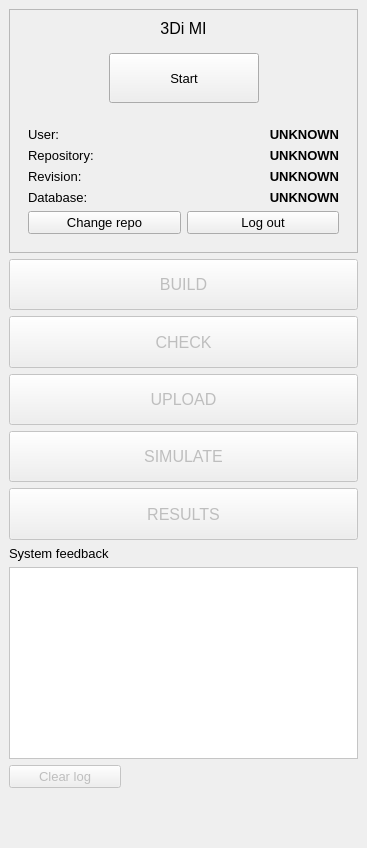
nens/threedi-api-qgis-client, file threedi_api_qgis_client/threedi_api_qgis_client_dockwidget_base.ui: the form before one commit.
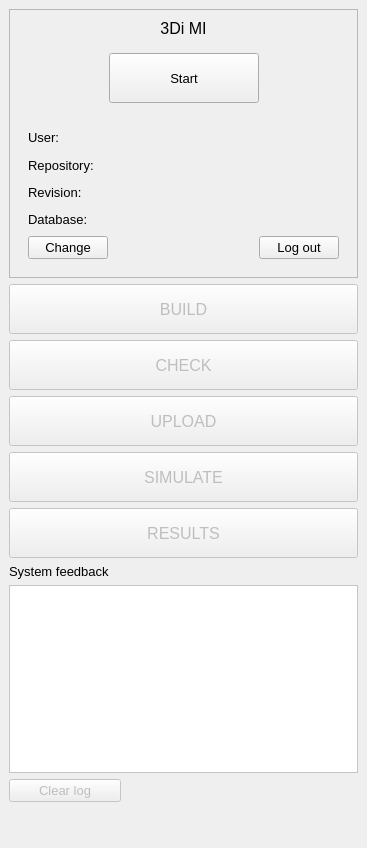
The form after the commit. Icons and pictures are not drawn.

```diff
--- a/threedi_api_qgis_client/threedi_api_qgis_client_dockwidget_base.ui
+++ b/threedi_api_qgis_client/threedi_api_qgis_client_dockwidget_base.ui
@@ -45,7 +45,7 @@
       <property name="minimumSize">
        <size>
         <width>0</width>
-        <height>0</height>
+        <height>50</height>
        </size>
       </property>
       <property name="font">
@@ -119,7 +119,7 @@
       <property name="minimumSize">
        <size>
         <width>0</width>
-        <height>0</height>
+        <height>50</height>
        </size>
       </property>
       <property name="font">
@@ -159,7 +159,7 @@
       <property name="minimumSize">
        <size>
         <width>0</width>
-        <height>0</height>
+        <height>50</height>
        </size>
       </property>
       <property name="font">
@@ -202,7 +202,7 @@
       <property name="minimumSize">
        <size>
         <width>0</width>
-        <height>0</height>
+        <height>50</height>
        </size>
       </property>
       <property name="font">
@@ -248,10 +248,52 @@
          <property name="minimumSize">
           <size>
            <width>0</width>
-           <height>0</height>
+           <height>150</height>
           </size>
          </property>
          <layout class="QGridLayout" name="gridLayout_3">
+          <item row="1" column="2">
+           <widget class="QLabel" name="label_repo">
+            <property name="font">
+             <font>
+              <weight>75</weight>
+              <bold>true</bold>
+             </font>
+            </property>
+            <property name="text">
+             <string/>
+            </property>
+            <property name="alignment">
+             <set>Qt::AlignRight|Qt::AlignTrailing|Qt::AlignVCenter</set>
+            </property>
+           </widget>
+          </item>
+          <item row="0" column="2">
+           <widget class="QLabel" name="label_user">
+            <property name="font">
+             <font>
+              <weight>75</weight>
+              <bold>true</bold>
+             </font>
+            </property>
+            <property name="layoutDirection">
+             <enum>Qt::LeftToRight</enum>
+            </property>
+            <property name="text">
+             <string/>
+            </property>
+            <property name="alignment">
+             <set>Qt::AlignRight|Qt::AlignTrailing|Qt::AlignVCenter</set>
+            </property>
+           </widget>
+          </item>
+          <item row="1" column="0">
+           <widget class="QLabel" name="label_2">
+            <property name="text">
+             <string>Repository:</string>
+            </property>
+           </widget>
+          </item>
           <item row="0" column="0">
            <widget class="QLabel" name="label">
             <property name="text">
@@ -259,30 +301,32 @@
             </property>
            </widget>
           </item>
-          <item row="2" column="1">
-           <widget class="QLabel" name="label_7">
-            <property name="text">
-             <string>&lt;html&gt;&lt;head/&gt;&lt;body&gt;&lt;p&gt;&lt;span style=&quot; font-weight:600;&quot;&gt;UNKNOWN&lt;/span&gt;&lt;/p&gt;&lt;/body&gt;&lt;/html&gt;</string>
+          <item row="2" column="2">
+           <widget class="QLabel" name="label_rev">
+            <property name="font">
+             <font>
+              <weight>75</weight>
+              <bold>true</bold>
+             </font>
             </property>
-            <property name="alignment">
-             <set>Qt::AlignRight|Qt::AlignTrailing|Qt::AlignVCenter</set>
-            </property>
-           </widget>
-          </item>
-          <item row="1" column="1">
-           <widget class="QLabel" name="label_6">
             <property name="text">
-             <string>&lt;html&gt;&lt;head/&gt;&lt;body&gt;&lt;p&gt;&lt;span style=&quot; font-weight:600;&quot;&gt;UNKNOWN&lt;/span&gt;&lt;/p&gt;&lt;/body&gt;&lt;/html&gt;</string>
+             <string/>
             </property>
             <property name="alignment">
              <set>Qt::AlignRight|Qt::AlignTrailing|Qt::AlignVCenter</set>
             </property>
            </widget>
           </item>
-          <item row="3" column="1">
-           <widget class="QLabel" name="label_8">
+          <item row="3" column="2">
+           <widget class="QLabel" name="label_db">
+            <property name="font">
+             <font>
+              <weight>75</weight>
+              <bold>true</bold>
+             </font>
+            </property>
             <property name="text">
-             <string>&lt;html&gt;&lt;head/&gt;&lt;body&gt;&lt;p&gt;&lt;span style=&quot; font-weight:600;&quot;&gt;UNKNOWN&lt;/span&gt;&lt;/p&gt;&lt;/body&gt;&lt;/html&gt;</string>
+             <string/>
             </property>
             <property name="alignment">
              <set>Qt::AlignRight|Qt::AlignTrailing|Qt::AlignVCenter</set>
@@ -296,26 +340,6 @@
             </property>
            </widget>
           </item>
-          <item row="0" column="1">
-           <widget class="QLabel" name="label_5">
-            <property name="layoutDirection">
-             <enum>Qt::LeftToRight</enum>
-            </property>
-            <property name="text">
-             <string>&lt;html&gt;&lt;head/&gt;&lt;body&gt;&lt;p&gt;&lt;span style=&quot; font-weight:600;&quot;&gt;UNKNOWN&lt;/span&gt;&lt;/p&gt;&lt;/body&gt;&lt;/html&gt;</string>
-            </property>
-            <property name="alignment">
-             <set>Qt::AlignRight|Qt::AlignTrailing|Qt::AlignVCenter</set>
-            </property>
-           </widget>
-          </item>
-          <item row="1" column="0">
-           <widget class="QLabel" name="label_2">
-            <property name="text">
-             <string>Repository:</string>
-            </property>
-           </widget>
-          </item>
           <item row="2" column="0">
            <widget class="QLabel" name="label_3">
             <property name="text">
@@ -326,17 +350,30 @@
           <item row="4" column="0">
            <widget class="QPushButton" name="btn_change_repo">
             <property name="text">
-             <string>Change repo</string>
+             <string>Change</string>
             </property>
            </widget>
           </item>
-          <item row="4" column="1">
+          <item row="4" column="2">
            <widget class="QPushButton" name="btn_log_out">
             <property name="text">
              <string>Log out</string>
             </property>
            </widget>
           </item>
+          <item row="4" column="1">
+           <spacer name="horizontalSpacer_3">
+            <property name="orientation">
+             <enum>Qt::Horizontal</enum>
+            </property>
+            <property name="sizeHint" stdset="0">
+             <size>
+              <width>40</width>
+              <height>20</height>
+             </size>
+            </property>
+           </spacer>
+          </item>
          </layout>
         </widget>
        </item>
@@ -451,7 +488,7 @@
       <property name="minimumSize">
        <size>
         <width>0</width>
-        <height>0</height>
+        <height>50</height>
        </size>
       </property>
       <property name="font">
```
